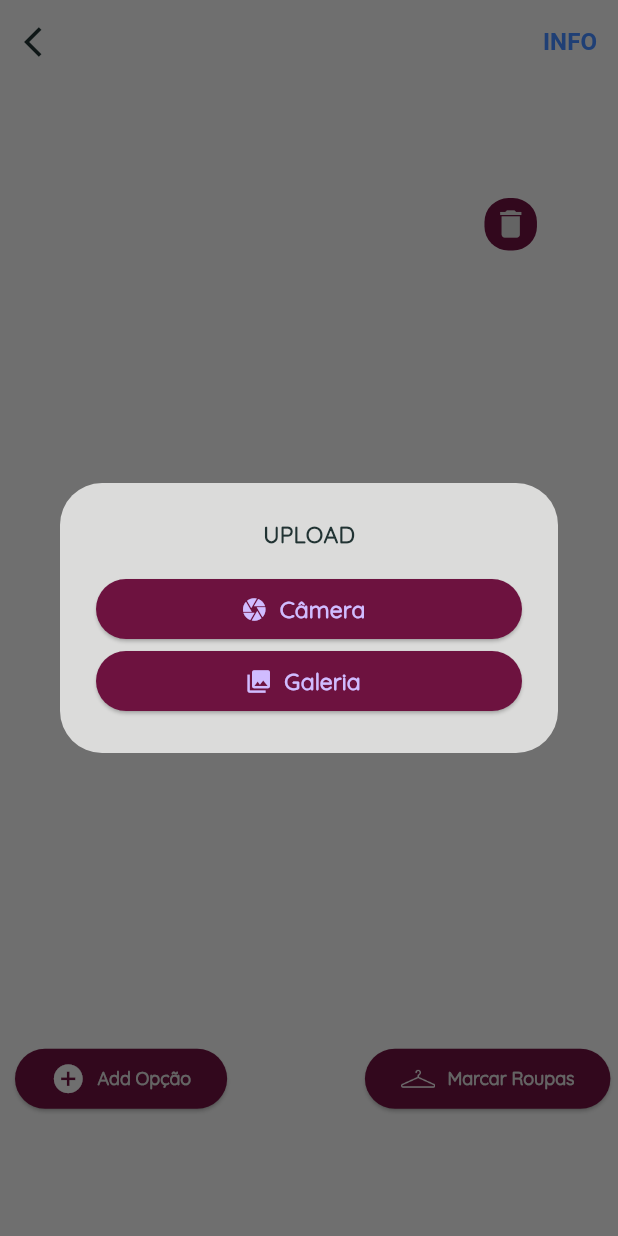
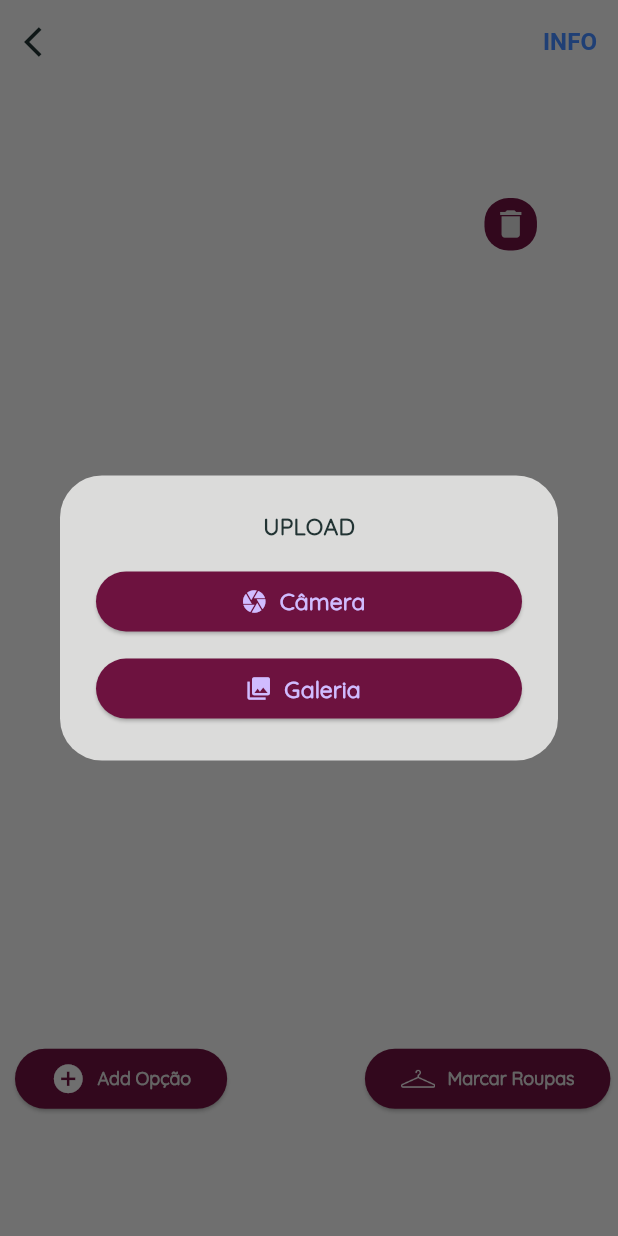
Before and after one commit to Isaq0711/DR, a Flutter app: the AddVotationsScreen screen opened directly, on a phone screen of 412 x 824 dp. Run offline on Flutter 3.47's test engine with Material 3 defaults, Android fonts, the phone set to English and light mode, and no system bars; drawn by our look-alikes of flip_card; our stand-ins replace cloud_firestore, dots_indicator, firebase_auth, firebase_core, firebase_storage, flutter_card_swiper and 12 more; missing offline and left inert: custom_image_crop, receive_sharing_intent, two_dimensional_scrollables; accounts and stored records are empty.

Commit message:
atualização

```diff
--- a/dressing_room-master/lib/screens/add_votations_screen.dart
+++ b/dressing_room-master/lib/screens/add_votations_screen.dart
@@ -104,8 +104,8 @@ class _AddVotationsScreenState extends State<AddVotationsScreen> {
                       });
                     },
                   )),
-              SizedBox(
-                width: 10.h,
+              Gap(
+                10.h,
               ),
               Container(
                   width: 300.h,
```
